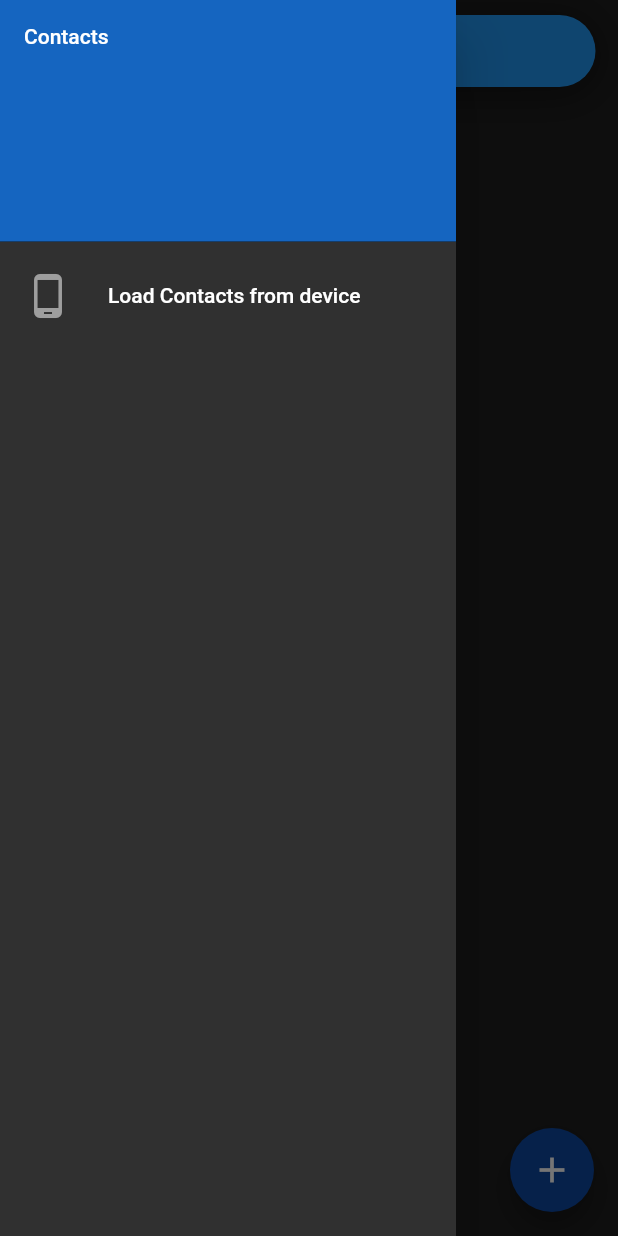
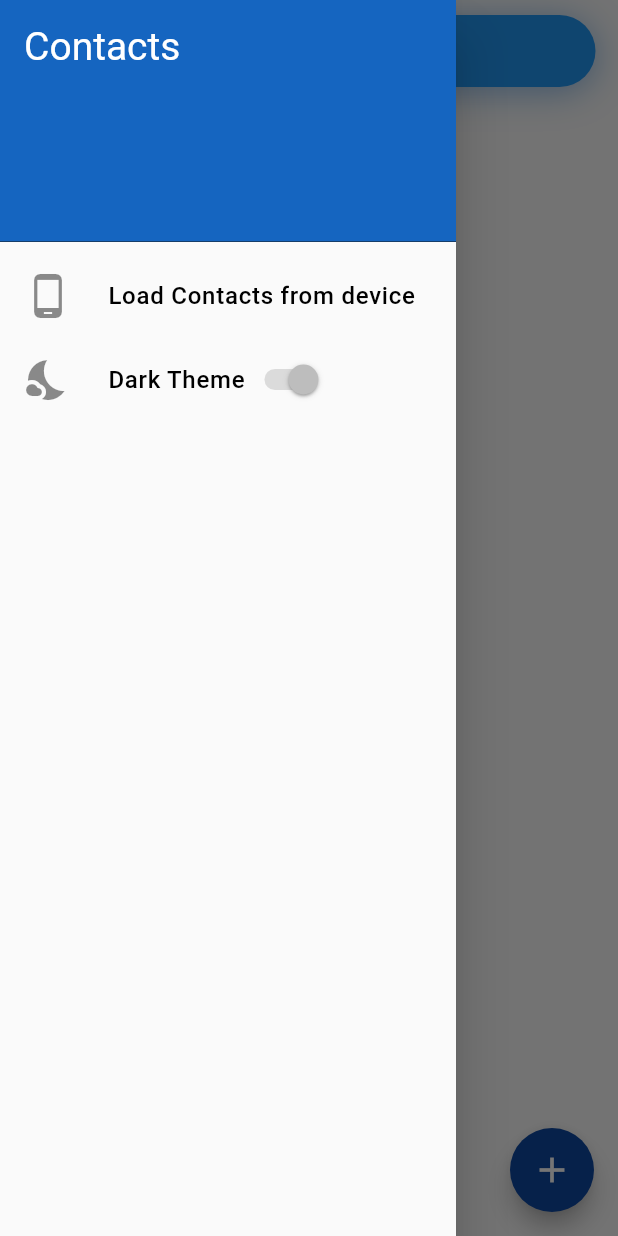
Before and after one commit to Cavitedev/score_contacts, a Flutter app: the ContactList screen opened by its route, with the side drawer open, on a phone screen of 412 x 824 dp. Run offline on Flutter 3.47's test engine with Material 2 defaults, Android fonts, the phone set to English and light mode, and no system bars; our stand-ins replace auto_route, bloc, cloud_firestore, dartz, firebase_auth, firebase_core and 7 more; accounts and stored records are empty; generated files the repository leaves out were written again; statements that could not run were skipped.

Commit message:
Implement light theme :children_crossing:

```diff
--- a/lib/main.dart
+++ b/lib/main.dart
@@ -7,6 +7,7 @@ import 'package:scorecontacts/application/auth/auth_bloc.dart';
 import 'package:scorecontacts/application/auth/auth_event.dart';
 import 'package:scorecontacts/injection.dart';
 import 'package:scorecontacts/presentation/routes/router.gr.dart' as r;
+import 'package:scorecontacts/theme_manager.dart';
 
 Future<void> main() async {
   WidgetsFlutterBinding.ensureInitialized();
@@ -30,46 +31,10 @@ class MyApp extends StatelessWidget {
           builder: ExtendedNavigator.builder<r.Router>(
             router: r.Router(),
           ),
-          theme: ThemeData.dark().copyWith(
-            scaffoldBackgroundColor: const Color.fromRGBO(30, 30, 30, 1),
-            dialogBackgroundColor: const Color.fromRGBO(35, 35, 35, 1),
-            primaryColor: Colors.blue[800],
-            accentColor: Colors.grey[400],
-            floatingActionButtonTheme: FloatingActionButtonThemeData(
-              backgroundColor: Colors.blue[900],
-            ),
-            popupMenuTheme: const PopupMenuThemeData(
-              shape: RoundedRectangleBorder(
-                borderRadius: BorderRadius.all(Radius.circular(8)),
-              ),
-              elevation: 4,
-            ),
-            dividerColor: const Color.fromRGBO(20, 20, 20, 1),
-            highlightColor: Colors.blueAccent[700],
-            focusColor: Colors.blueAccent[100],
-            cursorColor: Colors.blue[700],
-            textSelectionColor: const Color.fromRGBO(40, 40, 40, 1),
-            textSelectionHandleColor: Colors.blue[600],
-            disabledColor: Colors.grey[500],
-            inputDecorationTheme: const InputDecorationTheme(
-              border: InputBorder.none,
-            ),
-            iconTheme: const IconThemeData(color: Colors.grey, size: 32),
-            textTheme: TextTheme(
-                headline5: const TextStyle(
-                  fontSize: 22,
-                ),
-                headline6: const TextStyle(fontSize: 20, letterSpacing: .5),
-                subtitle1: const TextStyle(fontSize: 18, letterSpacing: .5),
-                subtitle2: const TextStyle(
-                  fontSize: 18,
-                  letterSpacing: .5,
-                  fontWeight: FontWeight.w400,
-                ),
-                caption: TextStyle(fontSize: 15, color: Colors.grey[400]),
-                button: TextStyle(fontSize: 20, color: Colors.blueAccent[100])),
-            visualDensity: VisualDensity.adaptivePlatformDensity,
-          ),
+
+          themeMode: getIt<ThemeManager>().getCurrentTheme(),
+          theme: getIt<ThemeManager>().lightTheme,
+          darkTheme: getIt<ThemeManager>().darkTheme,
       ),
     );
   }
--- a/lib/presentation/contacts/add_contacts/add_contact_scaffold.dart
+++ b/lib/presentation/contacts/add_contacts/add_contact_scaffold.dart
@@ -16,7 +16,7 @@ class AddContactScaffold extends StatelessWidget {
                 previous.isEditting != current.isEditting,
             builder: (context, state) => Text(
               state.isEditting ? "Edit contact" : "Create Contact",
-              style: Theme.of(context).textTheme.headline5,
+              style: Theme.of(context).textTheme.headline3,
             ),
           ),
         ),
@@ -32,7 +32,7 @@ class AddContactScaffold extends StatelessWidget {
             icon: const Icon(Icons.check),
             onPressed: () {
               context
-                  .bloc<AddContactBloc>()
+                  .read<AddContactBloc>()
                   .add(AddContactEvent.saved(context));
             },
           )
--- /dev/null
+++ b/lib/presentation/contacts/list_view/widgets/contact_list_drawer.dart
@@ -0,0 +1,41 @@
+import 'package:flutter/material.dart';
+import 'package:flutter_bloc/flutter_bloc.dart';
+import 'package:scorecontacts/application/contacts/contact_actor/contact_actor_bloc.dart';
+import 'package:scorecontacts/presentation/core/widgets/theme_switch.dart';
+
+class Contact_list_drawer extends StatelessWidget {
+  const Contact_list_drawer({
+    Key key,
+  }) : super(key: key);
+
+  @override
+  Widget build(BuildContext context) {
+    return Drawer(
+      child: ListView(
+        padding: EdgeInsets.zero,
+        children: <Widget>[
+          DrawerHeader(
+            decoration: BoxDecoration(
+              color: Theme.of(context).primaryColor,
+            ),
+            child: Text('Contacts', style: Theme.of(context).textTheme.headline3),
+          ),
+          ListTile(
+            title: Text('Load Contacts from device', style: Theme.of(context).textTheme.subtitle2,),
+            leading: const Icon(Icons.phone_android),
+            onTap: () {
+              Navigator.pop(context);
+              context
+                  .read<ContactActorBloc>()
+                  .add(const ContactActorEvent.loadContactsFromSystem());
+            },
+          ),
+        ThemeSwitch()
+
+
+
+        ],
+      ),
+    );
+  }
+}
--- a/lib/presentation/contacts/list_view/widgets/contact_list_scaffold.dart
+++ b/lib/presentation/contacts/list_view/widgets/contact_list_scaffold.dart
@@ -1,13 +1,14 @@
 import 'package:auto_route/auto_route.dart';
 import 'package:flutter/material.dart';
 import 'package:flutter_bloc/flutter_bloc.dart';
-import 'package:scorecontacts/application/contacts/contact_actor/contact_actor_bloc.dart';
 import 'package:scorecontacts/application/contacts/contact_watcher/contact_watcher_bloc.dart';
 import 'package:scorecontacts/application/contacts/selected_contact.dart';
 import 'package:scorecontacts/presentation/contacts/list_view/widgets/contact_row.dart';
 import 'package:scorecontacts/presentation/contacts/list_view/widgets/selected_contacts_row_bar.dart';
 import 'package:scorecontacts/presentation/core/widgets/text_field_container.dart';
 import 'package:scorecontacts/presentation/routes/router.gr.dart';
+
+import 'contact_list_drawer.dart';
 
 class ContactsListScaffold extends StatefulWidget {
   final LoadSuccessValues stateValues;
@@ -29,29 +30,7 @@ class _ContactsListScaffoldState extends State<ContactsListScaffold> {
     final displayedContactList = widget.stateValues.selectionContactList;
     return Scaffold(
       key: _scaffoldKey,
-      drawer: Drawer(
-        child: ListView(
-          padding: EdgeInsets.zero,
-          children: <Widget>[
-            DrawerHeader(
-              decoration: BoxDecoration(
-                color: Theme.of(context).primaryColor,
-              ),
-              child: const Text('Contacts'),
-            ),
-            ListTile(
-              title: const Text('Load Contacts from device'),
-              leading: const Icon(Icons.phone_android),
-              onTap: () {
-                Navigator.pop(context);
-                context
-                    .read<ContactActorBloc>()
-                    .add(const ContactActorEvent.loadContactsFromSystem());
-              },
-            ),
-          ],
-        ),
-      ),
+      drawer: const Contact_list_drawer(),
       body: SafeArea(
         child: Column(
           children: <Widget>[
--- a/lib/presentation/contacts/list_view/widgets/contact_row.dart
+++ b/lib/presentation/contacts/list_view/widgets/contact_row.dart
@@ -70,8 +70,8 @@ class ContactRow extends StatelessWidget {
               )
                   : Text(
                 selectionContact.contact.getDisplayedChar(),
-                style: const TextStyle(
-                    fontSize: 26, fontWeight: FontWeight.w500),
+
+                style: Theme.of(context).textTheme.headline2,
               ),
             ),
             const SizedBox(
@@ -150,6 +150,7 @@ class ContactRow extends StatelessWidget {
 
   RichText _buildFullName(BuildContext context) {
     return RichText(
+      textScaleFactor: MediaQuery.of(context).textScaleFactor,
       overflow: TextOverflow.ellipsis,
       text: TextSpan(
           text: selectionContact.contact.getFullName(),
--- a/lib/presentation/core/widgets/alert_dialogue_cancel_ok.dart
+++ b/lib/presentation/core/widgets/alert_dialogue_cancel_ok.dart
@@ -52,10 +52,8 @@ class _AlertDialogueWithFieldCancelOKState
           textColor: Theme.of(context).focusColor,
           child: const Text(
             "Cancel",
-            style: TextStyle(
-//              color: ,
-//              fontSize: 20,
-                ),
+            // style: TextStyle(
+            //     ),
           ),
         ),
         FlatButton(
--- /dev/null
+++ b/lib/presentation/core/widgets/theme_switch.dart
@@ -0,0 +1,44 @@
+import 'package:flutter/material.dart';
+import 'package:scorecontacts/injection.dart';
+import 'package:scorecontacts/theme_manager.dart';
+
+class ThemeSwitch extends StatefulWidget {
+  const ThemeSwitch({
+    Key key,
+  }) : super(key: key);
+
+  @override
+  _ThemeSwitchState createState() => _ThemeSwitchState();
+}
+
+class _ThemeSwitchState extends State<ThemeSwitch> {
+  bool isDarkTheme = true;
+
+  @override
+  Widget build(BuildContext context) {
+    return ListTile(
+      title: Row(
+        children: [
+          Text(
+            'Dark Theme',
+            style: Theme.of(context).textTheme.subtitle2,
+          ),
+          Switch(
+            value: isDarkTheme,
+            onChanged: (_) {},
+          ),
+        ],
+      ),
+      leading: const Icon(Icons.nights_stay),
+      onTap: () {
+
+          getIt<ThemeManager>().setCurrentTheme
+            (isDarkTheme ? ThemeMode.dark : ThemeMode.light);
+
+        setState(() {
+          isDarkTheme = !isDarkTheme;
+        });
+      },
+    );
+  }
+}
--- /dev/null
+++ b/lib/theme_manager.dart
@@ -0,0 +1,114 @@
+import 'dart:ui';
+
+import 'package:flutter/material.dart';
+import 'package:injectable/injectable.dart';
+
+@singleton
+class ThemeManager with ChangeNotifier{
+
+  ThemeManager(){
+    setCurrentTheme(ThemeMode.system);
+  }
+
+  ThemeMode _themeMode;
+
+  ThemeMode getCurrentTheme(){
+    return _themeMode;
+  }
+
+  void setCurrentTheme(ThemeMode mode){
+    _themeMode = mode;
+    notifyListeners();
+  }
+
+
+  ThemeData lightTheme = ThemeData.light().copyWith(
+    scaffoldBackgroundColor: const Color.fromRGBO(250, 250, 250, 1),
+    dialogBackgroundColor: const Color.fromRGBO(245, 245, 245, 1),
+    primaryColor: Colors.blue[800],
+    accentColor: Colors.grey[400],
+    floatingActionButtonTheme: FloatingActionButtonThemeData(
+      backgroundColor: Colors.blue[900],
+    ),
+    popupMenuTheme: const PopupMenuThemeData(
+      shape: RoundedRectangleBorder(
+        borderRadius: BorderRadius.all(Radius.circular(8)),
+      ),
+      elevation: 4,
+    ),
+    dividerColor: const Color.fromRGBO(20, 20, 20, 1),
+    highlightColor: Colors.blueAccent[700],
+    focusColor: Colors.blueAccent[400],
+    cursorColor: Colors.blue[700],
+    textSelectionColor: Colors.white,
+    textSelectionHandleColor: Colors.blue[600],
+    disabledColor: Colors.grey[500],
+    inputDecorationTheme: const InputDecorationTheme(
+      border: InputBorder.none,
+    ),
+    iconTheme: const IconThemeData(color: Colors.grey, size: 32),
+    textTheme: TextTheme(
+        headline2:
+        const TextStyle(fontSize: 30, fontWeight: FontWeight.w500),
+        headline3: const TextStyle(fontSize: 26, color: Colors.white),
+        headline5: const TextStyle(fontSize: 22, color: Colors.black),
+        headline6: const TextStyle(
+            fontSize: 20, letterSpacing: .5, color: Colors.black),
+        subtitle1: const TextStyle(
+            fontSize: 18, letterSpacing: .5, color: Colors.black),
+        subtitle2: const TextStyle(
+          fontSize: 16,
+          letterSpacing: .5,
+          color: Colors.black,
+        ),
+        caption: TextStyle(fontSize: 15, color: Colors.grey[700]),
+        button: TextStyle(fontSize: 20, color: Colors.blueAccent[400])),
+    visualDensity: VisualDensity.adaptivePlatformDensity,
+  );
+
+
+  ThemeData darkTheme = ThemeData.dark().copyWith(
+    scaffoldBackgroundColor: const Color.fromRGBO(30, 30, 30, 1),
+    dialogBackgroundColor: const Color.fromRGBO(35, 35, 35, 1),
+    primaryColor: Colors.blue[800],
+    accentColor: Colors.grey[400],
+    floatingActionButtonTheme: FloatingActionButtonThemeData(
+      backgroundColor: Colors.blue[900],
+    ),
+    popupMenuTheme: const PopupMenuThemeData(
+      shape: RoundedRectangleBorder(
+        borderRadius: BorderRadius.all(Radius.circular(8)),
+      ),
+      elevation: 4,
+    ),
+    dividerColor: const Color.fromRGBO(20, 20, 20, 1),
+    highlightColor: Colors.blueAccent[700],
+    focusColor: Colors.blueAccent[100],
+    cursorColor: Colors.blue[700],
+    textSelectionColor: const Color.fromRGBO(40, 40, 40, 1),
+    textSelectionHandleColor: Colors.blue[600],
+    disabledColor: Colors.grey[500],
+    inputDecorationTheme: const InputDecorationTheme(
+      border: InputBorder.none,
+    ),
+    iconTheme: const IconThemeData(color: Colors.grey, size: 32),
+    textTheme: TextTheme(
+        headline2:
+        const TextStyle(fontSize: 30, fontWeight: FontWeight.w500),
+        headline3: const TextStyle(fontSize: 26),
+        headline5: const TextStyle(
+          fontSize: 22,
+        ),
+        headline6: const TextStyle(fontSize: 20, letterSpacing: .5),
+        subtitle1: const TextStyle(fontSize: 18, letterSpacing: .5),
+        subtitle2: const TextStyle(
+          fontSize: 16,
+          letterSpacing: .5,
+        ),
+        caption: TextStyle(fontSize: 15, color: Colors.grey[400]),
+        button: TextStyle(fontSize: 20, color: Colors.blueAccent[100])),
+    visualDensity: VisualDensity.adaptivePlatformDensity,
+  );
+
+
+}
```
Also changed, not shown: lib/injection.config.dart. Lines whose indentation alone changed are shown as unchanged.
